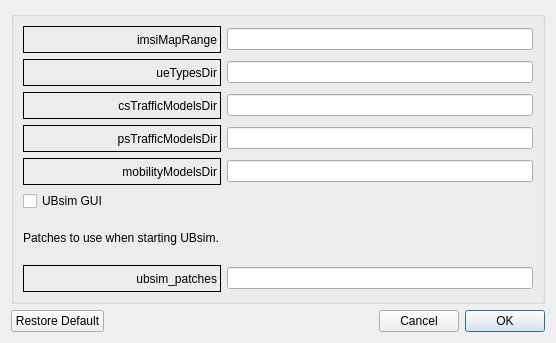
Qt form LTEsimGeneratorGUI/Ui/DataForms/ubsimform.ui (moniss23/junit4) before a commit.
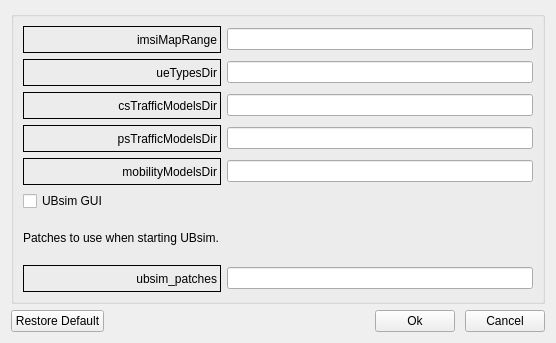
The same form after that commit.

Commit message: Changed channemModels, ucTool, UBsim, UE forms. In trafficMap they have cancel button enabled.

What changed in the file:
```diff
--- a/LTEsimGeneratorGUI/Ui/DataForms/ubsimform.ui
+++ b/LTEsimGeneratorGUI/Ui/DataForms/ubsimform.ui
@@ -303,32 +303,25 @@
       </spacer>
      </item>
      <item>
-      <widget class="QDialogButtonBox" name="buttonBox">
-       <property name="enabled">
-        <bool>true</bool>
+      <layout class="QHBoxLayout" name="horizontalLayout_2">
+       <property name="spacing">
+        <number>10</number>
        </property>
-       <property name="maximumSize">
-        <size>
-         <width>200</width>
-         <height>16777215</height>
-        </size>
-       </property>
-       <property name="layoutDirection">
-        <enum>Qt::RightToLeft</enum>
-       </property>
-       <property name="autoFillBackground">
-        <bool>false</bool>
-       </property>
-       <property name="orientation">
-        <enum>Qt::Horizontal</enum>
-       </property>
-       <property name="standardButtons">
-        <set>QDialogButtonBox::Cancel|QDialogButtonBox::Ok</set>
-       </property>
-       <property name="centerButtons">
-        <bool>false</bool>
-       </property>
-      </widget>
+       <item>
+        <widget class="QPushButton" name="okButton">
+         <property name="text">
+          <string>Ok</string>
+         </property>
+        </widget>
+       </item>
+       <item>
+        <widget class="QPushButton" name="cancelButton">
+         <property name="text">
+          <string>Cancel</string>
+         </property>
+        </widget>
+       </item>
+      </layout>
      </item>
     </layout>
    </item>
```
The commit also changes 9 other files.
